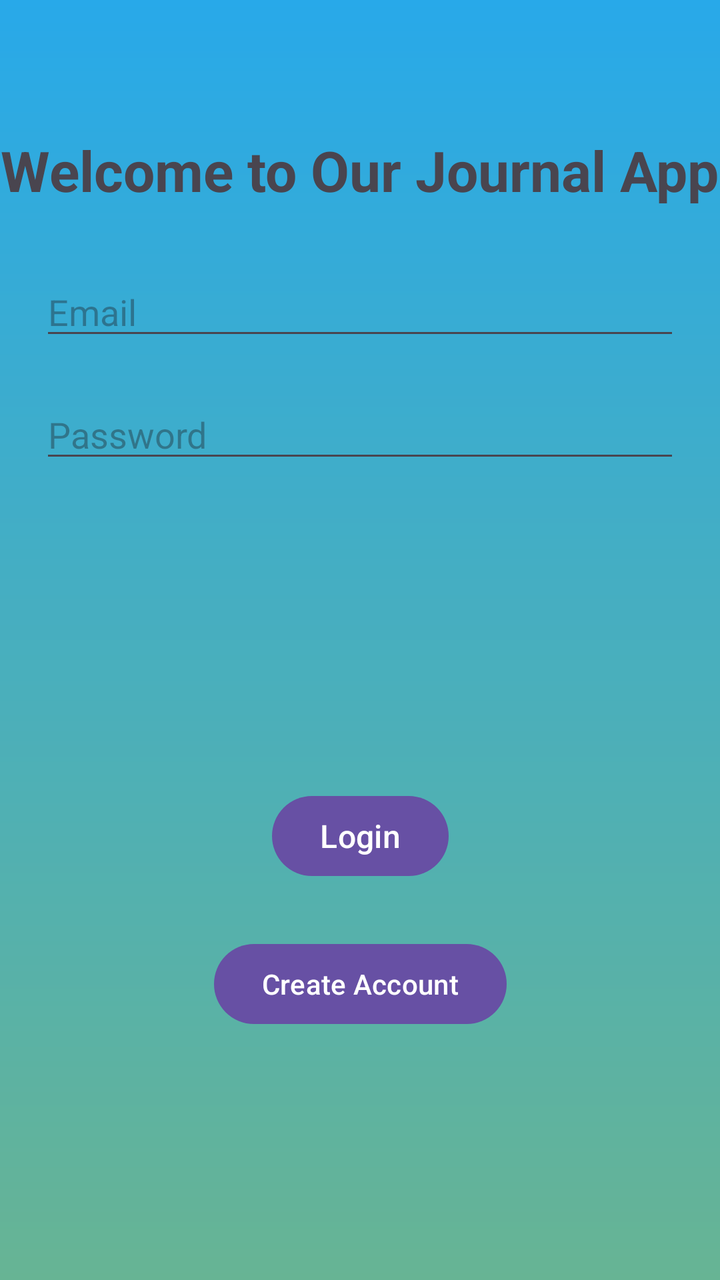
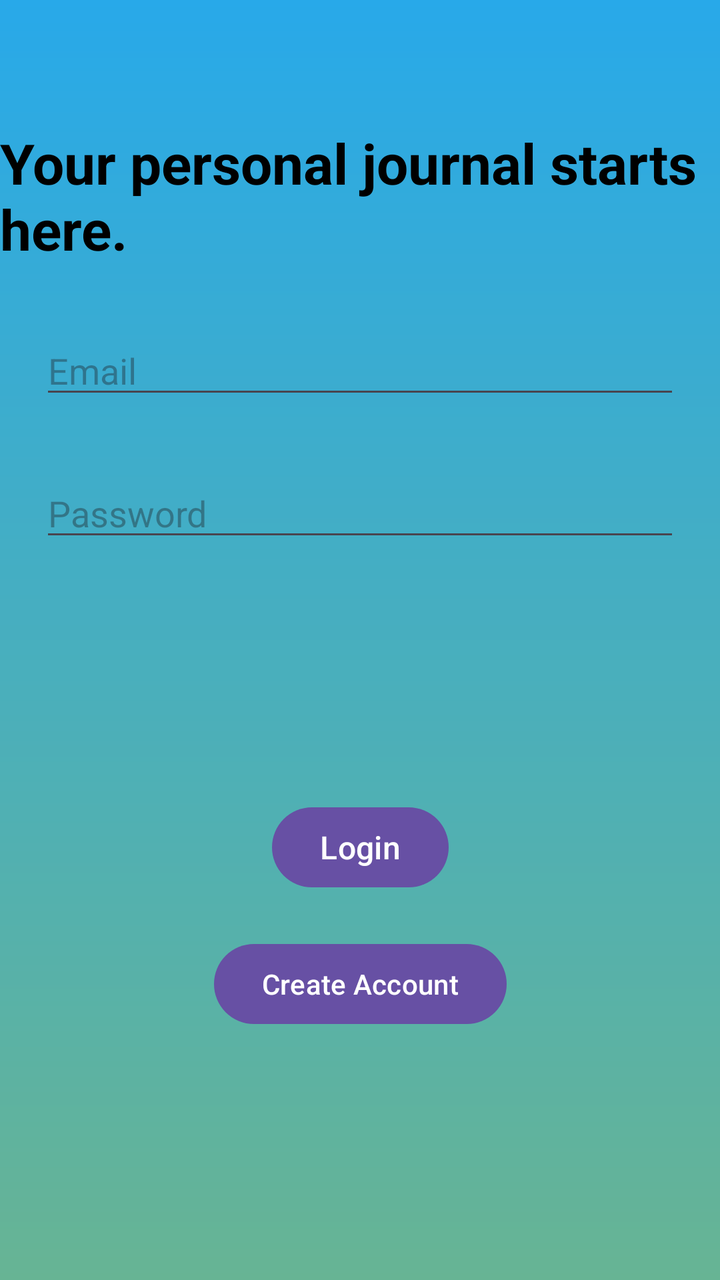

Two renders of the same Android screen: before a commit and after it. Below are the layout's source before the change and the commit's diff.
<!-- AndroidManifest.xml: application theme Theme.JournalApp -->
<!-- res/layout/activity_main.xml -->
<?xml version="1.0" encoding="utf-8"?>
<androidx.constraintlayout.widget.ConstraintLayout xmlns:android="http://schemas.android.com/apk/res/android"
    xmlns:app="http://schemas.android.com/apk/res-auto"
    xmlns:tools="http://schemas.android.com/tools"
    android:id="@+id/main"
    android:layout_width="match_parent"
    android:layout_height="match_parent"
    android:background="@drawable/login"
    tools:context=".MainActivity">



    <TextView
        android:id="@+id/titletext"
        android:layout_width="wrap_content"
        android:layout_height="wrap_content"
        android:text="Welcome to Our Journal App"
        android:textSize="28sp"
        android:textStyle="bold"
        app:layout_constraintBottom_toBottomOf="parent"
        app:layout_constraintEnd_toEndOf="parent"
        app:layout_constraintStart_toStartOf="parent"
        app:layout_constraintTop_toTopOf="parent"
        app:layout_constraintVertical_bias="0.11" />


    <AutoCompleteTextView
        android:id="@+id/emailtext"
        android:layout_width="0dp"
        android:layout_height="wrap_content"
        android:layout_marginStart="20dp"
        android:layout_marginTop="30dp"
        android:layout_marginEnd="20dp"

        android:hint="Email"
        app:layout_constraintEnd_toEndOf="parent"
        app:layout_constraintStart_toStartOf="parent"
        app:layout_constraintTop_toBottomOf="@+id/titletext" />

    <EditText
        android:id="@+id/editText"
        android:layout_width="0dp"
        android:layout_height="wrap_content"
        android:layout_marginStart="20dp"
        android:layout_marginTop="20dp"
        android:layout_marginEnd="20dp"
        android:hint="Password"
        android:inputType="textPassword"
        app:layout_constraintEnd_toEndOf="parent"
        app:layout_constraintStart_toStartOf="parent"
        app:layout_constraintTop_toBottomOf="@+id/emailtext" />

    <Button
        android:id="@+id/loginbutton"
        android:layout_width="wrap_content"
        android:layout_height="wrap_content"

        android:text="Login"
        android:textSize="16dp"
        app:layout_constraintBottom_toTopOf="@+id/button"
        app:layout_constraintEnd_toEndOf="parent"
        app:layout_constraintStart_toStartOf="parent"
        app:layout_constraintTop_toBottomOf="@+id/editText"
        app:layout_constraintVertical_bias="0.859" />

    <Button
        android:id="@+id/button"
        android:layout_width="wrap_content"
        android:layout_height="wrap_content"

        android:layout_marginBottom="124dp"
        android:text="Create Account"
        app:layout_constraintBottom_toBottomOf="parent"
        app:layout_constraintEnd_toEndOf="parent"
        app:layout_constraintStart_toStartOf="parent" />

</androidx.constraintlayout.widget.ConstraintLayout>
<!-- resources referenced by this layout -->
<resources>
  <!-- drawable login (drawable) -->
  <?xml version="1.0" encoding="utf-8"?>
  <shape xmlns:android="http://schemas.android.com/apk/res/android"
      android:shape="rectangle"
      >
      <gradient
          android:startColor="#28A9E9"
          android:endColor="#67B494"
          android:angle="270"
  
  
          />
  
  </shape>
  <style name="Theme.JournalApp" parent="Base.Theme.JournalApp" />
  <style name="Base.Theme.JournalApp" parent="Theme.Material3.DayNight.NoActionBar">
          
          
      </style>
</resources>

<!-- the commit's change to res/layout/activity_main.xml (unified diff, before → after) -->
@@ -9,12 +9,13 @@
     tools:context=".MainActivity">
 
 
-
     <TextView
         android:id="@+id/titletext"
         android:layout_width="wrap_content"
         android:layout_height="wrap_content"
-        android:text="Welcome to Our Journal App"
+        android:text="@string/your_personal_journal_starts_here"
+
+        android:textColor="@color/black"
         android:textSize="28sp"
         android:textStyle="bold"
         app:layout_constraintBottom_toBottomOf="parent"
@@ -31,7 +32,7 @@
         android:layout_marginStart="20dp"
         android:layout_marginTop="30dp"
         android:layout_marginEnd="20dp"
-
+        android:textColor="@color/black"
         android:hint="Email"
         app:layout_constraintEnd_toEndOf="parent"
         app:layout_constraintStart_toStartOf="parent"
@@ -42,9 +43,10 @@
         android:layout_width="0dp"
         android:layout_height="wrap_content"
         android:layout_marginStart="20dp"
-        android:layout_marginTop="20dp"
+        android:layout_marginTop="30dp"
         android:layout_marginEnd="20dp"
         android:hint="Password"
+        android:textColor="@color/black"
         android:inputType="textPassword"
         app:layout_constraintEnd_toEndOf="parent"
         app:layout_constraintStart_toStartOf="parent"
<!-- resource entries referenced after the edit -->
@@ -1,5 +1,6 @@
 <!-- resources referenced by this layout -->
 <resources>
+  <color name="black">#FF000000</color>
   <!-- drawable login (drawable) -->
   <?xml version="1.0" encoding="utf-8"?>
   <shape xmlns:android="http://schemas.android.com/apk/res/android"
@@ -14,6 +15,7 @@
           />
   
   </shape>
+  <string name="your_personal_journal_starts_here">Your personal journal starts here.</string>
   <style name="Theme.JournalApp" parent="Base.Theme.JournalApp" />
   <style name="Base.Theme.JournalApp" parent="Theme.Material3.DayNight.NoActionBar">
           
